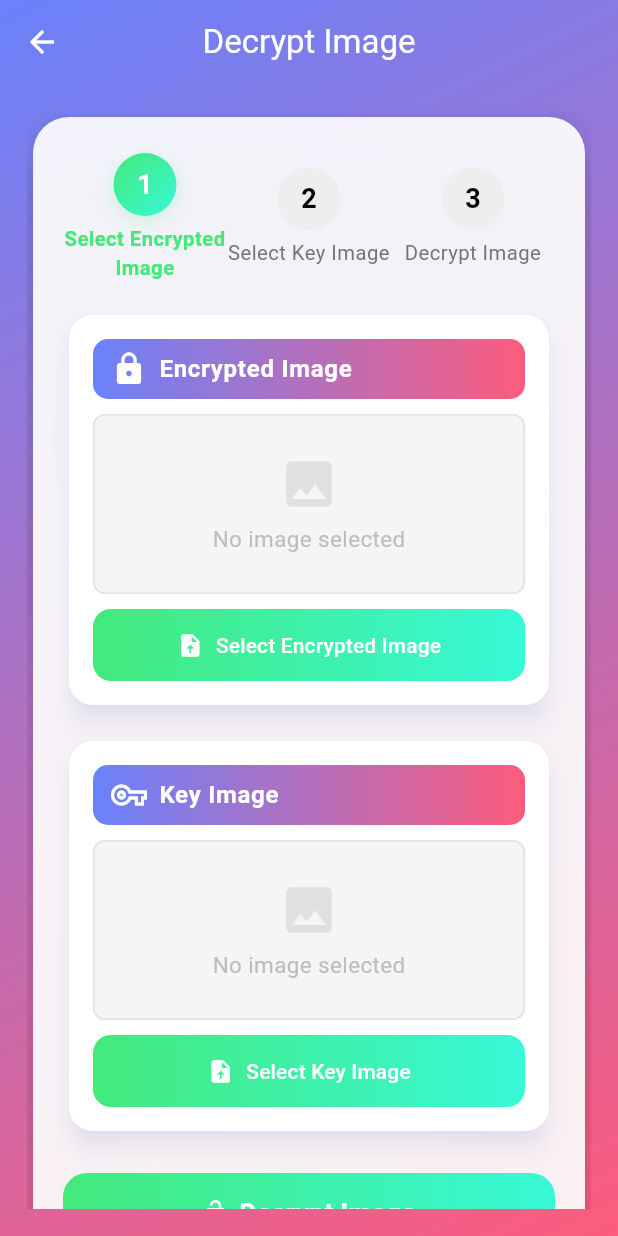
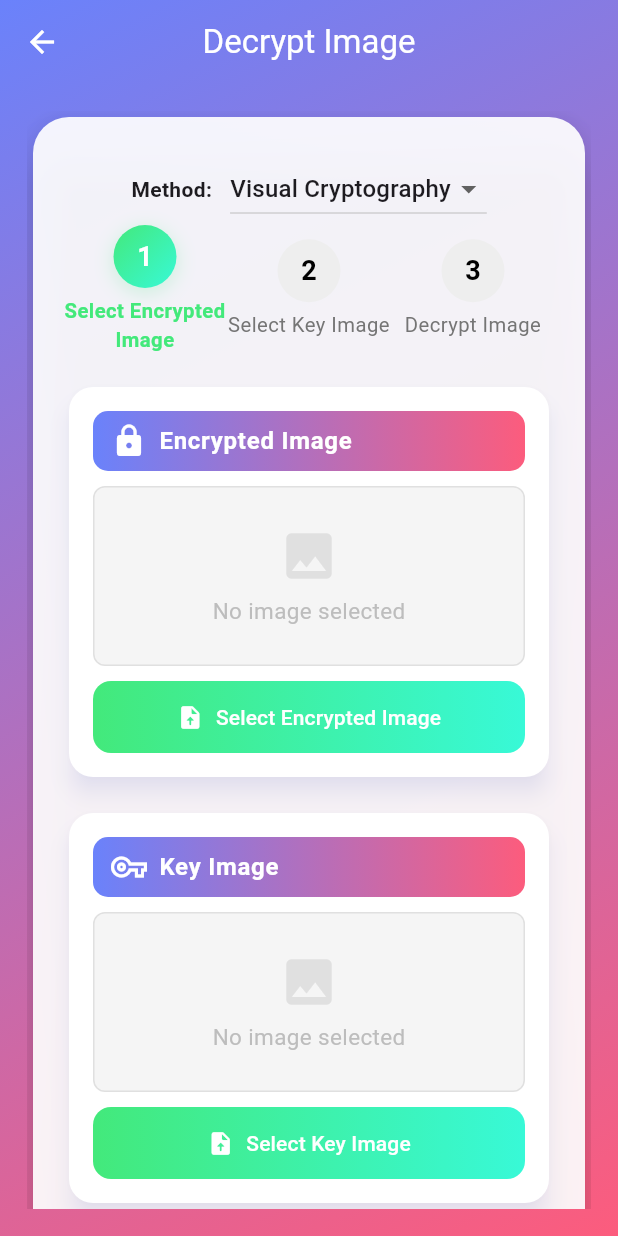
Before and after one commit to Oso00Luffy/Graduation_Project, a Flutter app: the DecryptImageScreen screen opened directly, on a phone screen of 412 x 824 dp. Run offline on Flutter 3.47's test engine with Material 3 defaults, Android fonts, the phone set to English and light mode, and no system bars; our stand-ins replace basic_utils, cloud_firestore, firebase_auth, firebase_core, firebase_storage, flutter_secure_storage and 5 more; missing offline and left inert: cryptography, dart:html, encrypt, firebase_app_check, image_gallery_saver_plus, pointycastle; accounts and stored records are empty; network calls fail.

Commit message:
Logo & fixes

```diff
--- a/lib/screens/decrypt_image_screen.dart
+++ b/lib/screens/decrypt_image_screen.dart
@@ -1,3 +1,4 @@
+import 'dart:convert';
 import 'dart:typed_data';
 import 'dart:ui' as ui;
 import 'package:flutter/material.dart';
@@ -9,7 +10,25 @@ import 'package:flutter/foundation.dart' show kIsWeb;
 import '../utils/file_extension_utils.dart';
 import '../utils/web_download_helper.dart' if (dart.library.html) '../utils/web_download_helper_web.dart';
 
+enum ImageEncryptionMethod { visualCrypto, aesRsa }
+
 class DecryptImageScreen extends StatefulWidget {
+  // Accept initial data for navigation!
+  final Uint8List? initialEncryptedImage;
+  final Uint8List? initialKeyImage;
+  final Uint8List? initialEncryptedAesKey;
+  final String? initialPrivateKeyPem;
+  final ImageEncryptionMethod? method;
+
+  const DecryptImageScreen({
+    Key? key,
+    this.initialEncryptedImage,
+    this.initialKeyImage,
+    this.initialEncryptedAesKey,
+    this.initialPrivateKeyPem,
+    this.method,
+  }) : super(key: key);
+
   @override
   _DecryptImageScreenState createState() => _DecryptImageScreenState();
 }
@@ -18,6 +37,13 @@ class _DecryptImageScreenState extends State<DecryptImageScreen> {
   Uint8List? _encryptedImageBytes;
   Uint8List? _keyImageBytes;
   Uint8List? _decryptedImageBytes;
+
+  // For AES+RSA
+  Uint8List? _encryptedAesKeyBytes;
+  String? _privateKeyPem;
+
+  ImageEncryptionMethod _method = ImageEncryptionMethod.visualCrypto;
+
   final ImagePicker _picker = ImagePicker();
   String? _errorMessage;
   bool _isDecrypting = false;
@@ -25,23 +51,31 @@ class _DecryptImageScreenState extends State<DecryptImageScreen> {
 
   static const int MAX_IMAGE_SIZE = 20 * 1024 * 1024;
 
+  @override
+  void initState() {
+    super.initState();
+    // Autofill if navigated with data
+    if (widget.method != null) _method = widget.method!;
+    if (widget.initialEncryptedImage != null) _encryptedImageBytes = widget.initialEncryptedImage;
+    if (widget.initialKeyImage != null) _keyImageBytes = widget.initialKeyImage;
+    if (widget.initialEncryptedAesKey != null) _encryptedAesKeyBytes = widget.initialEncryptedAesKey;
+    if (widget.initialPrivateKeyPem != null) _privateKeyPem = widget.initialPrivateKeyPem;
+  }
+
   Future<void> _pickImage(String purpose, Function(Uint8List) onImageSelected) async {
     final pickedFile = await _picker.pickImage(source: ImageSource.gallery);
     if (pickedFile != null) {
       try {
         final bytes = await pickedFile.readAsBytes();
-
         if (bytes.length > MAX_IMAGE_SIZE) {
           setState(() {
             _errorMessage = '$purpose image is too large. Please pick an image under 20 MB.';
           });
           return;
         }
-
         setState(() {
           _errorMessage = null;
         });
-
         onImageSelected(bytes);
       } catch (e) {
         setState(() {
@@ -52,13 +86,6 @@ class _DecryptImageScreenState extends State<DecryptImageScreen> {
   }
 
   Future<void> _decryptImage() async {
-    if (_encryptedImageBytes == null || _keyImageBytes == null) {
-      setState(() {
-        _errorMessage = 'Please select both encrypted and key images.';
-      });
-      return;
-    }
-
     setState(() {
       _isDecrypting = true;
       _errorMessage = null;
@@ -67,17 +94,46 @@ class _DecryptImageScreenState extends State<DecryptImageScreen> {
     });
 
     try {
+      if (_method == ImageEncryptionMethod.visualCrypto) {
+        if (_encryptedImageBytes == null || _keyImageBytes == null) {
+          setState(() {
+            _errorMessage = 'Please select both encrypted and key images.';
+            _isDecrypting = false;
+          });
+          return;
+        }
         final decryptedBytes = await compute(
           _performDecryption,
           EncryptionParams(_encryptedImageBytes!, _keyImageBytes!),
         );
-
         setState(() {
           _decryptedImageBytes = decryptedBytes;
           _isDecrypting = false;
           _showSuccess = true;
         });
-
+      } else if (_method == ImageEncryptionMethod.aesRsa) {
+        if (_encryptedImageBytes == null ||
+            _encryptedAesKeyBytes == null ||
+            _privateKeyPem == null ||
+            _privateKeyPem!.isEmpty) {
+          setState(() {
+            _errorMessage =
+            'Provide encrypted image, encrypted AES key, and RSA private key PEM.';
+            _isDecrypting = false;
+          });
+          return;
+        }
+        final decryptedBytes = await ImageEncryptionService.decryptImageWithAESRSA(
+          _encryptedImageBytes!,
+          _encryptedAesKeyBytes!,
+          _privateKeyPem!,
+        );
+        setState(() {
+          _decryptedImageBytes = decryptedBytes;
+          _isDecrypting = false;
+          _showSuccess = true;
+        });
+      }
       ScaffoldMessenger.of(context).showSnackBar(
         SnackBar(
           content: Text('Image decrypted successfully!'),
@@ -106,8 +162,6 @@ class _DecryptImageScreenState extends State<DecryptImageScreen> {
         String? originalPathOrName,
       }) async {
     if (bytes == null) return;
-
-    // 1. Detect extension from originalPathOrName or guess from bytes
     String ext = '';
     if (originalPathOrName != null && originalPathOrName.isNotEmpty) {
       ext = getFileExtension(originalPathOrName);
@@ -119,7 +173,6 @@ class _DecryptImageScreenState extends State<DecryptImageScreen> {
       ext = '.jpg'; // fallback
     }
     String filename = "$filenameBase$ext";
-
     if (kIsWeb) {
       await saveImageWeb(bytes, filename);
     } else {
@@ -138,11 +191,8 @@ class _DecryptImageScreenState extends State<DecryptImageScreen> {
     }
   }
 
-
   @override
   Widget build(BuildContext context) {
-    final theme = Theme.of(context);
-
     return Scaffold(
       extendBodyBehindAppBar: true,
       appBar: AppBar(
@@ -174,15 +224,48 @@ class _DecryptImageScreenState extends State<DecryptImageScreen> {
                       padding: const EdgeInsets.symmetric(vertical: 24.0, horizontal: 20),
                       child: Column(
                         children: [
+                          Row(
+                            mainAxisAlignment: MainAxisAlignment.center,
+                            children: [
+                              Text("Method:", style: TextStyle(fontWeight: FontWeight.bold)),
+                              SizedBox(width: 12),
+                              DropdownButton<ImageEncryptionMethod>(
+                                value: _method,
+                                items: [
+                                  DropdownMenuItem(
+                                    value: ImageEncryptionMethod.visualCrypto,
+                                    child: Text("Visual Cryptography"),
+                                  ),
+                                  DropdownMenuItem(
+                                    value: ImageEncryptionMethod.aesRsa,
+                                    child: Text("AES + RSA"),
+                                  ),
+                                ],
+                                onChanged: (val) {
+                                  setState(() {
+                                    _method = val!;
+                                    _decryptedImageBytes = null;
+                                    _errorMessage = null;
+                                  });
+                                },
+                              ),
+                            ],
+                          ),
                           StepperWidget(
                             currentStep: _decryptedImageBytes != null
                                 ? 2
-                                : _keyImageBytes != null
-                                ? 1
-                                : 0,
-                            steps: [
+                                : (_method == ImageEncryptionMethod.visualCrypto
+                                ? (_keyImageBytes != null ? 1 : 0)
+                                : (_encryptedAesKeyBytes != null && _privateKeyPem != null ? 1 : 0)),
+                            steps: _method == ImageEncryptionMethod.visualCrypto
+                                ? [
                               'Select Encrypted Image',
                               'Select Key Image',
+                              'Decrypt Image',
+                            ]
+                                : [
+                              'Select Encrypted Image',
+                              'Input Encrypted AES Key & Private Key',
                               'Decrypt Image',
                             ],
                           ),
@@ -196,6 +279,7 @@ class _DecryptImageScreenState extends State<DecryptImageScreen> {
                             icon: Icons.lock,
                             pickLabel: 'Select Encrypted Image',
                           ),
+                          if (_method == ImageEncryptionMethod.visualCrypto) ...[
                             SizedBox(height: 16),
                             _buildImageCard(
                               title: 'Key Image',
@@ -206,6 +290,44 @@ class _DecryptImageScreenState extends State<DecryptImageScreen> {
                               icon: Icons.vpn_key_outlined,
                               pickLabel: 'Select Key Image',
                             ),
+                          ],
+                          if (_method == ImageEncryptionMethod.aesRsa) ...[
+                            SizedBox(height: 16),
+                            // Encrypted AES Key input field
+                            TextFormField(
+                              initialValue: _encryptedAesKeyBytes != null
+                                  ? base64Encode(_encryptedAesKeyBytes!)
+                                  : '',
+                              minLines: 2,
+                              maxLines: 6,
+                              decoration: InputDecoration(
+                                labelText: "Encrypted AES Key (Base64)",
+                                border: OutlineInputBorder(),
+                              ),
+                              onChanged: (val) {
+                                setState(() {
+                                  try {
+                                    _encryptedAesKeyBytes = base64Decode(val.trim());
+                                  } catch (_) {
+                                    _encryptedAesKeyBytes = null;
+                                  }
+                                });
+                              },
+                            ),
+                            SizedBox(height: 10),
+                            // Private Key PEM input field
+                            TextFormField(
+                              initialValue: _privateKeyPem ?? '',
+                              minLines: 2,
+                              maxLines: 8,
+                              decoration: InputDecoration(
+                                labelText: "RSA Private Key (PEM)",
+                                border: OutlineInputBorder(),
+                              ),
+                              onChanged: (val) =>
+                                  setState(() => _privateKeyPem = val.trim()),
+                            ),
+                          ],
                           SizedBox(height: 24),
                           Container(
                             width: double.infinity,
@@ -474,7 +596,6 @@ class EncryptionParams {
   EncryptionParams(this.plainImageBytes, this.keyImageBytes);
 }
 
-/// A beautiful stepper indicator for process steps
 class StepperWidget extends StatelessWidget {
   final int currentStep;
   final List<String> steps;
--- a/pubspec.yaml
+++ b/pubspec.yaml
@@ -38,6 +38,7 @@ dependencies:
   image_gallery_saver_plus: ^4.0.1
   url_launcher: ^6.3.1
   permission_handler: ^12.0.0+1
+  flutter_launcher_icons: ^0.14.3
 
 
 dev_dependencies:
@@ -51,3 +52,8 @@ flutter:
     - assets/images/google-logo.png
     - assets/fonts/
     - assets/lottie/
+
+flutter_icons:
+  android: true
+  ios: false # Change to true if you want to set iOS icon too
+  image_path: "assets/Icon.png" # Path to your icon image
```
Also changed, not shown: cors.json (+4 -4 lines), assets/Icon.png (added), pubspec.lock, 6 other files. Lines whose indentation alone changed are shown as unchanged.
